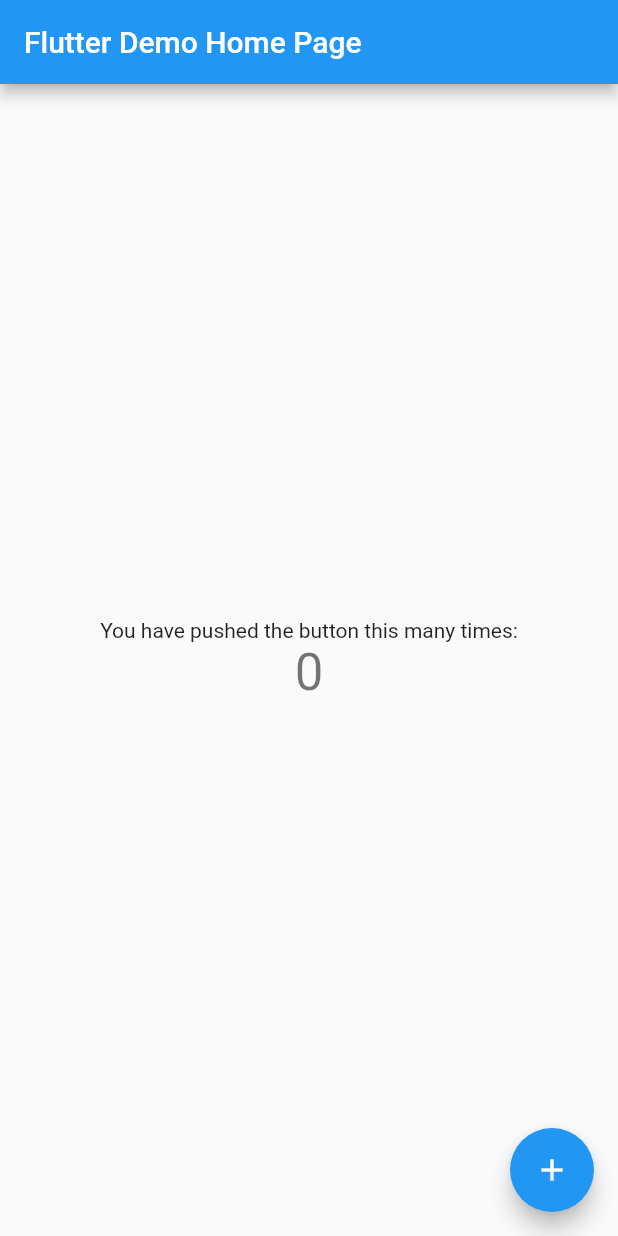
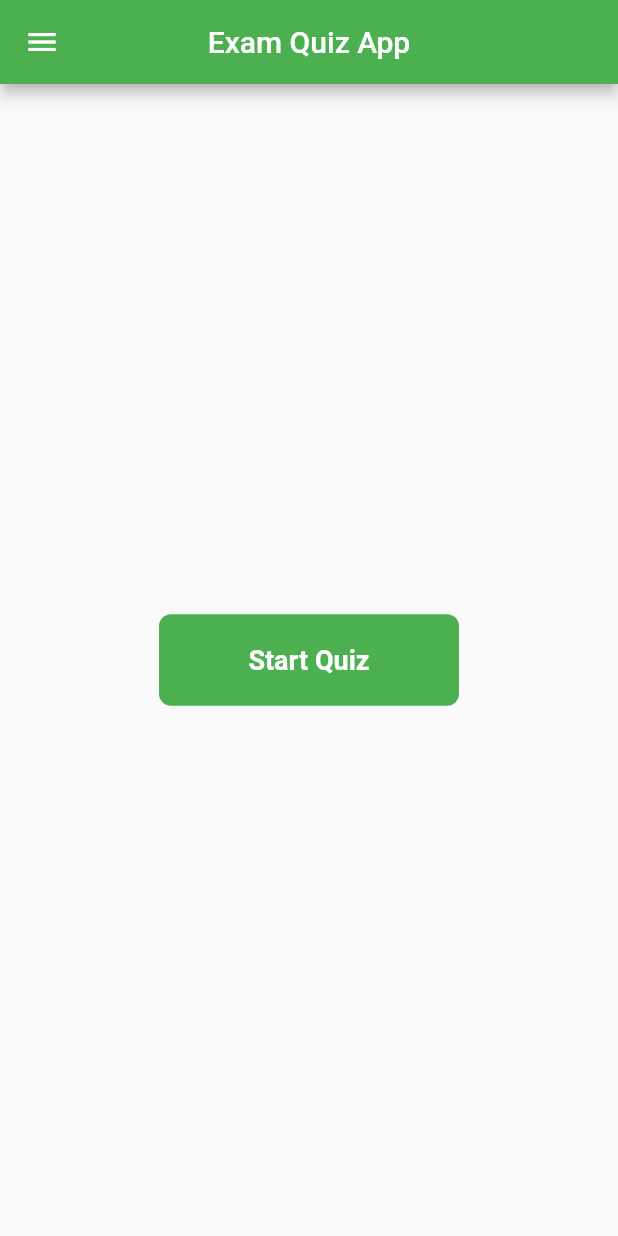
Before and after one commit to SHAH-JI/exam_quiz_app, a Flutter app: the screen it shows after launch, on a phone screen of 412 x 824 dp. Run offline on Flutter 3.47's test engine with Material 2 defaults, Android fonts, the phone set to English and light mode, and no system bars.

Commit message:
Prototype 1

```diff
--- /dev/null
+++ b/lib/constants.dart
@@ -0,0 +1,5 @@
+import 'dart:ui';
+import 'package:flutter/material.dart';
+
+const kMainScreenButtonTextStyle =
+    TextStyle(color: Colors.white, fontSize: 18.0, fontWeight: FontWeight.bold);
--- a/lib/main.dart
+++ b/lib/main.dart
@@ -1,117 +1,25 @@
+import 'package:exam_quiz_app/screens/main_screen.dart';
+import 'package:exam_quiz_app/screens/quiz_screen.dart';
+import 'package:exam_quiz_app/screens/result_screen.dart';
 import 'package:flutter/material.dart';
 
-void main() {
-  runApp(MyApp());
-}
+void main() => runApp(MyApp());
 
 class MyApp extends StatelessWidget {
-  // This widget is the root of your application.
   @override
   Widget build(BuildContext context) {
     return MaterialApp(
-      title: 'Flutter Demo',
+      debugShowCheckedModeBanner: false,
+      title: 'Exam Quiz App',
       theme: ThemeData(
-        // This is the theme of your application.
-        //
-        // Try running your application with "flutter run". You'll see the
-        // application has a blue toolbar. Then, without quitting the app, try
-        // changing the primarySwatch below to Colors.green and then invoke
-        // "hot reload" (press "r" in the console where you ran "flutter run",
-        // or simply save your changes to "hot reload" in a Flutter IDE).
-        // Notice that the counter didn't reset back to zero; the application
-        // is not restarted.
-        primarySwatch: Colors.blue,
-        // This makes the visual density adapt to the platform that you run
-        // the app on. For desktop platforms, the controls will be smaller and
-        // closer together (more dense) than on mobile platforms.
-        visualDensity: VisualDensity.adaptivePlatformDensity,
+        primarySwatch: Colors.green,
       ),
-      home: MyHomePage(title: 'Flutter Demo Home Page'),
+      initialRoute: MainScreen.id,
+      routes: {
+        MainScreen.id: (context) => MainScreen(),
+        QuizScreen.id: (context) => QuizScreen(),
+        ResultScreen.id: (context) => ResultScreen(),
+      },
     );
   }
 }
-
-class MyHomePage extends StatefulWidget {
-  MyHomePage({Key key, this.title}) : super(key: key);
-
-  // This widget is the home page of your application. It is stateful, meaning
-  // that it has a State object (defined below) that contains fields that affect
-  // how it looks.
-
-  // This class is the configuration for the state. It holds the values (in this
-  // case the title) provided by the parent (in this case the App widget) and
-  // used by the build method of the State. Fields in a Widget subclass are
-  // always marked "final".
-
-  final String title;
-
-  @override
-  _MyHomePageState createState() => _MyHomePageState();
-}
-
-class _MyHomePageState extends State<MyHomePage> {
-  int _counter = 0;
-
-  void _incrementCounter() {
-    setState(() {
-      // This call to setState tells the Flutter framework that something has
-      // changed in this State, which causes it to rerun the build method below
-      // so that the display can reflect the updated values. If we changed
-      // _counter without calling setState(), then the build method would not be
-      // called again, and so nothing would appear to happen.
-      _counter++;
-    });
-  }
-
-  @override
-  Widget build(BuildContext context) {
-    // This method is rerun every time setState is called, for instance as done
-    // by the _incrementCounter method above.
-    //
-    // The Flutter framework has been optimized to make rerunning build methods
-    // fast, so that you can just rebuild anything that needs updating rather
-    // than having to individually change instances of widgets.
-    return Scaffold(
-      appBar: AppBar(
-        // Here we take the value from the MyHomePage object that was created by
-        // the App.build method, and use it to set our appbar title.
-        title: Text(widget.title),
-      ),
-      body: Center(
-        // Center is a layout widget. It takes a single child and positions it
-        // in the middle of the parent.
-        child: Column(
-          // Column is also a layout widget. It takes a list of children and
-          // arranges them vertically. By default, it sizes itself to fit its
-          // children horizontally, and tries to be as tall as its parent.
-          //
-          // Invoke "debug painting" (press "p" in the console, choose the
-          // "Toggle Debug Paint" action from the Flutter Inspector in Android
-          // Studio, or the "Toggle Debug Paint" command in Visual Studio Code)
-          // to see the wireframe for each widget.
-          //
-          // Column has various properties to control how it sizes itself and
-          // how it positions its children. Here we use mainAxisAlignment to
-          // center the children vertically; the main axis here is the vertical
-          // axis because Columns are vertical (the cross axis would be
-          // horizontal).
-          mainAxisAlignment: MainAxisAlignment.center,
-          children: <Widget>[
-            Text(
-              'You have pushed the button this many times:',
-            ),
-            Text(
-              '$_counter',
-              style: Theme.of(context).textTheme.headline4,
-            ),
-          ],
-        ),
-      ),
-      floatingActionButton: FloatingActionButton(
-        onPressed: _incrementCounter,
-        tooltip: 'Increment',
-        child: Icon(Icons.add),
-      ), // This trailing comma makes auto-formatting nicer for build methods.
-    );
-  }
-}
--- /dev/null
+++ b/lib/screens/main_screen.dart
@@ -0,0 +1,56 @@
+import 'package:exam_quiz_app/constants.dart';
+import 'package:exam_quiz_app/screens/quiz_screen.dart';
+import 'package:flutter/material.dart';
+
+class MainScreen extends StatefulWidget {
+  static String id = 'main_screen_id';
+  @override
+  _MainScreenState createState() => _MainScreenState();
+}
+
+class _MainScreenState extends State<MainScreen> {
+  @override
+  Widget build(BuildContext context) {
+    return Scaffold(
+      appBar: AppBar(
+        title: Text('Exam Quiz App'),
+        centerTitle: true,
+      ),
+      drawer: Drawer(
+        child: Padding(
+          padding: EdgeInsets.all(20.0),
+          child: Column(
+            children: [
+              Icon(
+                Icons.account_circle,
+                size: 100.0,
+                color: Colors.green,
+              ),
+            ],
+          ),
+        ),
+      ),
+      body: Center(
+        child: Container(
+          width: 200,
+          child: Column(
+            crossAxisAlignment: CrossAxisAlignment.stretch,
+            mainAxisAlignment: MainAxisAlignment.center,
+            children: <Widget>[
+              FlatButton(
+                onPressed: () {
+                  Navigator.pushNamed(context, QuizScreen.id);
+                },
+                child: Text('Start Quiz', style: kMainScreenButtonTextStyle),
+                color: Colors.green,
+                padding: EdgeInsets.all(20.0),
+                shape: RoundedRectangleBorder(
+                    borderRadius: BorderRadius.all(Radius.circular(8.0))),
+              ),
+            ],
+          ),
+        ),
+      ),
+    );
+  }
+}
```
Also changed, not shown: lib/model/exam_Quiz_brain.dart (added, +56 -0 lines), lib/model/question.dart (added, +10 -0 lines), lib/screens/quiz_screen.dart (added, +104 -0 lines), lib/screens/result_screen.dart (added, +59 -0 lines), 1 other file.
